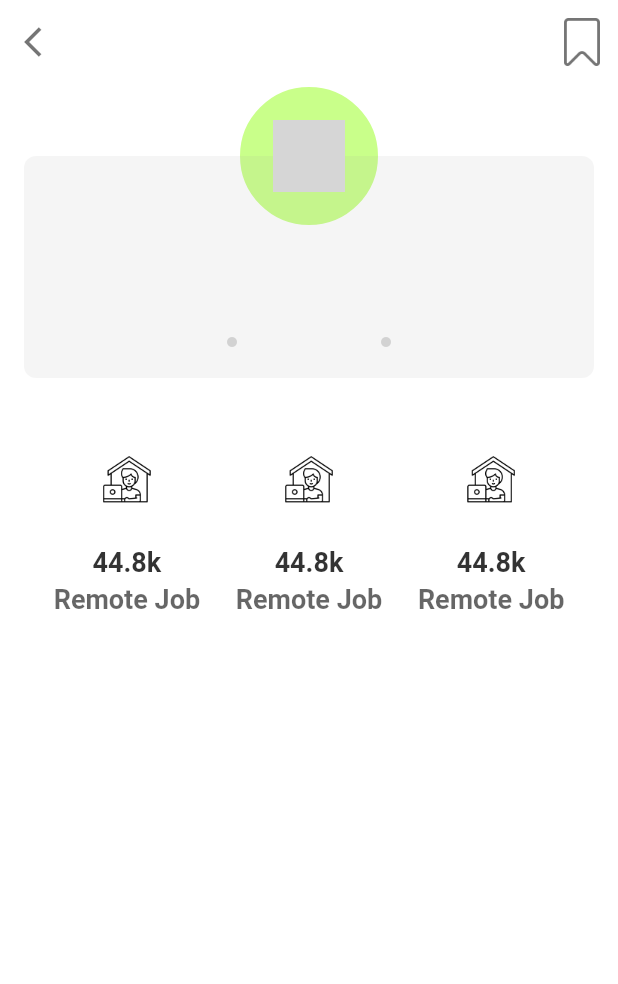
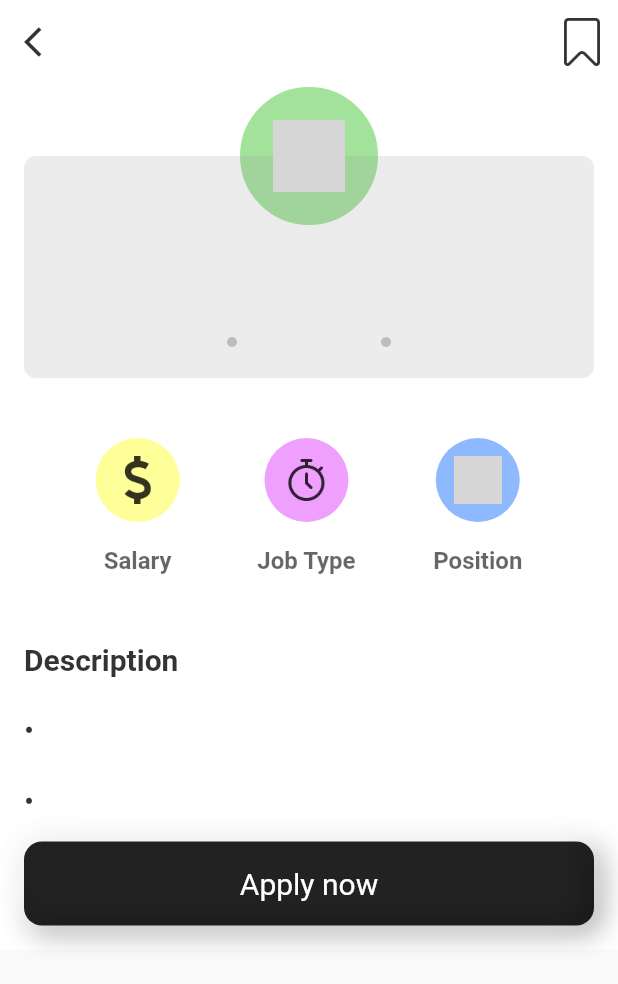
Before and after one commit to shakiz/job_finder_app, a Flutter app: the JobDetails screen opened directly with empty values, on a phone screen of 412 x 824 dp. Shown: the top 984 px of the screen. Run offline on Flutter 3.47's test engine with Material 2 defaults, Android fonts, the phone set to English and light mode, and no system bars; grey boxes are pictures that could not be loaded.

Commit message:
job details updated

```diff
--- a/lib/pages/job_details/job_details_page.dart
+++ b/lib/pages/job_details/job_details_page.dart
@@ -24,9 +24,9 @@ class _JobDetailsState extends State<JobDetails> {
             onTap: () {
               Navigator.of(context).pop(true);
             },
-            child: const Icon(
+            child: Icon(
               Icons.arrow_back_ios,
-              color: Colors.black54,
+              color: Colors.black87.withOpacity(0.8),
             ),
           ),
         ),
@@ -40,7 +40,7 @@ class _JobDetailsState extends State<JobDetails> {
                     "assets/icons/save.png",
                     height: 32,
                     width: 32,
-                    color: Colors.black54,
+                    color: Colors.black87.withOpacity(0.8),
                   )),
             ),
           ),
@@ -51,7 +51,8 @@ class _JobDetailsState extends State<JobDetails> {
   }
 
   Widget body() {
-    return Container(
+    return SingleChildScrollView(
+      child: Container(
         color: Colors.white,
         width: MediaQuery.of(context).size.width,
         child: Column(
@@ -67,7 +68,7 @@ class _JobDetailsState extends State<JobDetails> {
                     alignment: Alignment.center,
                     decoration: BoxDecoration(
                       borderRadius: BorderRadius.circular(48),
-                    color: Colors.lightGreenAccent.withOpacity(0.7),
+                      color: const Color(0xFF8BDb81).withOpacity(0.8),
                       border: Border.all(color: Colors.white, width: 2)
                     ),
                     child: Image.asset(widget.jobData.CompanyLogo, height: 48, width: 48,),
@@ -79,7 +80,7 @@ class _JobDetailsState extends State<JobDetails> {
                   padding: const EdgeInsets.all(16),
                   decoration: BoxDecoration(
                     borderRadius: BorderRadius.circular(8),
-                  color: Colors.grey.withOpacity(0.1)
+                    color: Colors.grey.withOpacity(0.2)
                   ),
                   child: Column(
                     children: [
@@ -90,11 +91,11 @@ class _JobDetailsState extends State<JobDetails> {
                         mainAxisAlignment: MainAxisAlignment.spaceBetween,
                         children: [
                           const SizedBox(width: 24,),
-                        Text(widget.jobData.CompanyName),
-                        Icon(Icons.circle, size: 8, color: Colors.grey.withOpacity(0.4),),
-                        Text(widget.jobData.CompanyLocation),
-                        Icon(Icons.circle, size: 8, color: Colors.grey.withOpacity(0.4),),
-                        Text(widget.jobData.JobPostDay),
+                          Text(widget.jobData.CompanyName, style: TextStyle(color: Colors.black87.withOpacity(0.9),),),
+                          Icon(Icons.circle, size: 8, color: Colors.grey.withOpacity(0.6),),
+                          Text(widget.jobData.CompanyLocation, style: TextStyle(color: Colors.black87.withOpacity(0.9),),),
+                          Icon(Icons.circle, size: 8, color: Colors.grey.withOpacity(0.6),),
+                          Text(widget.jobData.JobPostDay, style: TextStyle(color: Colors.black87.withOpacity(0.9),),),
                           const SizedBox(width: 24,),
                         ],
                       ),
@@ -114,31 +115,29 @@ class _JobDetailsState extends State<JobDetails> {
                     ),
                     Container(
                         decoration: BoxDecoration(
-                          borderRadius: BorderRadius.circular(21),
-                          color: Colors.white),
+                            borderRadius: BorderRadius.circular(28),
+                            color: Colors.yellowAccent.withOpacity(0.4)),
                         padding: const EdgeInsets.all(12),
                         child: Image.asset(
-                        "assets/icons/remote_job.png",
+                          "assets/icons/dollar.png",
                           height: 32,
                           width: 32,
+                          color: Colors.black87.withOpacity(0.8),
                         )),
                     const SizedBox(
                       height: 16,
                     ),
-                  Text("44.8k",
+                    Text("Salary",
+                        textAlign: TextAlign.start,
+                        style: TextStyle(
+                          color: Colors.black87.withOpacity(0.6),
+                          fontSize: 16,
+                          fontWeight: FontWeight.bold,
+                        )),
+                    Text(widget.jobData.SalaryRange,
                         textAlign: TextAlign.start,
                         style: TextStyle(
                           color: Colors.black87.withOpacity(0.8),
-                        fontSize: 18,
-                        fontWeight: FontWeight.bold,
-                      )),
-                  const SizedBox(
-                    height: 4,
-                  ),
-                  Text("Remote Job",
-                      textAlign: TextAlign.start,
-                      style: TextStyle(
-                        color: Colors.black87.withOpacity(0.6),
                           fontSize: 18,
                           fontWeight: FontWeight.bold,
                         )),
@@ -154,31 +153,29 @@ class _JobDetailsState extends State<JobDetails> {
                     ),
                     Container(
                         decoration: BoxDecoration(
-                          borderRadius: BorderRadius.circular(21),
-                          color: Colors.white),
+                            borderRadius: BorderRadius.circular(28),
+                            color: Colors.purpleAccent.withOpacity(0.5)),
                         padding: const EdgeInsets.all(12),
                         child: Image.asset(
-                        "assets/icons/remote_job.png",
+                          "assets/icons/stopwatch.png",
                           height: 32,
                           width: 32,
+                          color: Colors.black87.withOpacity(0.8),
                         )),
                     const SizedBox(
                       height: 16,
                     ),
-                  Text("44.8k",
+                    Text("Job Type",
+                        textAlign: TextAlign.start,
+                        style: TextStyle(
+                          color: Colors.black87.withOpacity(0.6),
+                          fontSize: 16,
+                          fontWeight: FontWeight.bold,
+                        )),
+                    Text(widget.jobData.JobType,
                         textAlign: TextAlign.start,
                         style: TextStyle(
                           color: Colors.black87.withOpacity(0.8),
-                        fontSize: 18,
-                        fontWeight: FontWeight.bold,
-                      )),
-                  const SizedBox(
-                    height: 4,
-                  ),
-                  Text("Remote Job",
-                      textAlign: TextAlign.start,
-                      style: TextStyle(
-                        color: Colors.black87.withOpacity(0.6),
                           fontSize: 18,
                           fontWeight: FontWeight.bold,
                         )),
@@ -194,31 +191,29 @@ class _JobDetailsState extends State<JobDetails> {
                     ),
                     Container(
                         decoration: BoxDecoration(
-                          borderRadius: BorderRadius.circular(21),
-                          color: Colors.white),
+                            borderRadius: BorderRadius.circular(28),
+                            color: Colors.blueAccent.withOpacity(0.6)),
                         padding: const EdgeInsets.all(12),
                         child: Image.asset(
-                        "assets/icons/remote_job.png",
+                          "assets/icons/job_position.png",
                           height: 32,
                           width: 32,
+                          color: Colors.black87.withOpacity(0.8),
                         )),
                     const SizedBox(
                       height: 16,
                     ),
-                  Text("44.8k",
+                    Text("Position",
+                        textAlign: TextAlign.start,
+                        style: TextStyle(
+                          color: Colors.black87.withOpacity(0.6),
+                          fontSize: 16,
+                          fontWeight: FontWeight.bold,
+                        )),
+                    Text(widget.jobData.JobPosition,
                         textAlign: TextAlign.start,
                         style: TextStyle(
                           color: Colors.black87.withOpacity(0.8),
-                        fontSize: 18,
-                        fontWeight: FontWeight.bold,
-                      )),
-                  const SizedBox(
-                    height: 4,
-                  ),
-                  Text("Remote Job",
-                      textAlign: TextAlign.start,
-                      style: TextStyle(
-                        color: Colors.black87.withOpacity(0.6),
                           fontSize: 18,
                           fontWeight: FontWeight.bold,
                         )),
@@ -229,8 +224,69 @@ class _JobDetailsState extends State<JobDetails> {
                 ),
                 const SizedBox(width: 12,),
               ],
+            ),
+            Container(
+              margin: const EdgeInsets.only(left: 16, right: 16),
+              alignment: Alignment.centerLeft,
+              child: Text("Description",
+                  textAlign: TextAlign.start,
+                  style: TextStyle(
+                    color: Colors.black87.withOpacity(0.8),
+                    fontSize: 20,
+                    fontWeight: FontWeight.bold,
+                  )),
+            ),
+            Container(
+              margin: const EdgeInsets.only(left: 16, right: 16, top: 24),
+              alignment: Alignment.centerLeft,
+              child: Text("•  ${widget.jobData.JobShortDescription}",
+                  textAlign: TextAlign.start,
+                  style: TextStyle(
+                    color: Colors.black87.withOpacity(0.8),
+                    fontSize: 20,
+                  )),
+            ),
+            Container(
+              margin: const EdgeInsets.only(left: 16, right: 16, top: 24),
+              alignment: Alignment.centerLeft,
+              child: Text("•  ${widget.jobData.JobLongDescription}",
+                  textAlign: TextAlign.start,
+                  style: TextStyle(
+                    color: Colors.black87.withOpacity(0.8),
+                    fontSize: 20,
+                  )),
+            ),
+            Align(
+              alignment: Alignment.bottomCenter,
+              child: Container(
+                alignment: Alignment.center,
+                width: MediaQuery.of(context).size.width,
+                height: 56,
+                padding: const EdgeInsets.all(8),
+                margin: const EdgeInsets.all(16),
+                decoration: BoxDecoration(
+                  color: Colors.black87,
+                  borderRadius: BorderRadius.circular(12),
+                  boxShadow: [
+                    BoxShadow(
+                      color: Colors.grey[500]!,
+                      offset: const Offset(4, 4),
+                      blurRadius: 15,
+                      spreadRadius: 1
+                    ),
+                    const BoxShadow(
+                        color: Colors.white,
+                        offset: Offset(-4, -4),
+                        blurRadius: 15,
+                        spreadRadius: 1
+                    )
+                  ]
+                ),
+                child: const Text("Apply now", style: TextStyle(fontSize: 20, color: Colors.white),),
+              ),
             )
           ],
+        ),
       ),
     );
   }
```
Lines whose indentation alone changed are shown as unchanged.
